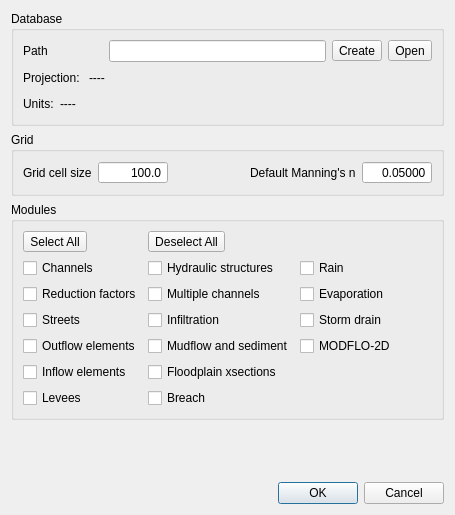
Old version of the form flo2d/ui/settings.ui in the repository FLO-2DSoftware/qgis-flo-2d-plugin.
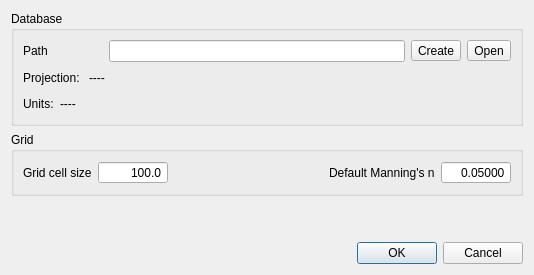
New version of the form.

Commit message: removed model modules from settings dialog

What changed in the file:
```diff
--- a/flo2d/ui/settings.ui
+++ b/flo2d/ui/settings.ui
@@ -6,8 +6,8 @@
    <rect>
     <x>0</x>
     <y>0</y>
-    <width>455</width>
-    <height>515</height>
+    <width>534</width>
+    <height>275</height>
    </rect>
   </property>
   <property name="windowTitle">
@@ -159,151 +159,6 @@
      </layout>
     </widget>
    </item>
-   <item row="7" column="0">
-    <widget class="QDialogButtonBox" name="btnBox">
-     <property name="orientation">
-      <enum>Qt::Horizontal</enum>
-     </property>
-     <property name="standardButtons">
-      <set>QDialogButtonBox::Cancel|QDialogButtonBox::Ok</set>
-     </property>
-    </widget>
-   </item>
-   <item row="5" column="0">
-    <widget class="QGroupBox" name="modulesGrp">
-     <property name="title">
-      <string>Modules</string>
-     </property>
-     <layout class="QGridLayout" name="gridLayout_2">
-      <item row="2" column="0">
-       <widget class="QCheckBox" name="chanChBox">
-        <property name="text">
-         <string>Channels</string>
-        </property>
-       </widget>
-      </item>
-      <item row="5" column="0">
-       <widget class="QCheckBox" name="outflowChBox">
-        <property name="text">
-         <string>Outflow elements</string>
-        </property>
-       </widget>
-      </item>
-      <item row="4" column="0">
-       <widget class="QCheckBox" name="streetChBox">
-        <property name="text">
-         <string>Streets</string>
-        </property>
-       </widget>
-      </item>
-      <item row="3" column="0">
-       <widget class="QCheckBox" name="redFactChBox">
-        <property name="text">
-         <string>Reduction factors</string>
-        </property>
-       </widget>
-      </item>
-      <item row="4" column="1">
-       <widget class="QCheckBox" name="infilChBox">
-        <property name="text">
-         <string>Infiltration</string>
-        </property>
-       </widget>
-      </item>
-      <item row="1" column="0">
-       <widget class="QToolButton" name="modSelectAllBtn">
-        <property name="text">
-         <string>Select All</string>
-        </property>
-       </widget>
-      </item>
-      <item row="1" column="1">
-       <widget class="QToolButton" name="modDeselAllBtn">
-        <property name="text">
-         <string>Deselect All</string>
-        </property>
-       </widget>
-      </item>
-      <item row="6" column="0">
-       <widget class="QCheckBox" name="inflowChBox">
-        <property name="text">
-         <string>Inflow elements</string>
-        </property>
-       </widget>
-      </item>
-      <item row="7" column="0">
-       <widget class="QCheckBox" name="leveesChBox">
-        <property name="text">
-         <string>Levees</string>
-        </property>
-       </widget>
-      </item>
-      <item row="7" column="1">
-       <widget class="QCheckBox" name="breachChBox">
-        <property name="text">
-         <string>Breach</string>
-        </property>
-       </widget>
-      </item>
-      <item row="3" column="1">
-       <widget class="QCheckBox" name="multChBox">
-        <property name="text">
-         <string>Multiple channels</string>
-        </property>
-       </widget>
-      </item>
-      <item row="2" column="1">
-       <widget class="QCheckBox" name="hystrucChBox">
-        <property name="text">
-         <string>Hydraulic structures</string>
-        </property>
-       </widget>
-      </item>
-      <item row="6" column="1">
-       <widget class="QCheckBox" name="fpxsecChBox">
-        <property name="text">
-         <string>Floodplain xsections</string>
-        </property>
-       </widget>
-      </item>
-      <item row="5" column="1">
-       <widget class="QCheckBox" name="sedChBox">
-        <property name="text">
-         <string>Mudflow and sediment</string>
-        </property>
-       </widget>
-      </item>
-      <item row="2" column="2">
-       <widget class="QCheckBox" name="rainChBox">
-        <property name="text">
-         <string>Rain</string>
-        </property>
-       </widget>
-      </item>
-      <item row="3" column="2">
-       <widget class="QCheckBox" name="evapChBox">
-        <property name="text">
-         <string>Evaporation</string>
-        </property>
-       </widget>
-      </item>
-      <item row="4" column="2">
-       <widget class="QCheckBox" name="swmmChBox">
-        <property name="text">
-         <string>Storm drain</string>
-        </property>
-       </widget>
-      </item>
-      <item row="5" column="2">
-       <widget class="QCheckBox" name="modfloChBox">
-        <property name="text">
-         <string>MODFLO-2D</string>
-        </property>
-       </widget>
-      </item>
-     </layout>
-    </widget>
-   </item>
    <item row="1" column="0">
     <widget class="QGroupBox" name="groupBox_2">
      <property name="title">
@@ -410,6 +265,16 @@
     </widget>
    </item>
    <item row="6" column="0">
+    <widget class="QDialogButtonBox" name="btnBox">
+     <property name="orientation">
+      <enum>Qt::Horizontal</enum>
+     </property>
+     <property name="standardButtons">
+      <set>QDialogButtonBox::Cancel|QDialogButtonBox::Ok</set>
+     </property>
+    </widget>
+   </item>
+   <item row="5" column="0">
     <spacer name="verticalSpacer">
      <property name="orientation">
       <enum>Qt::Vertical</enum>
```
The commit also changes 1 other file.
